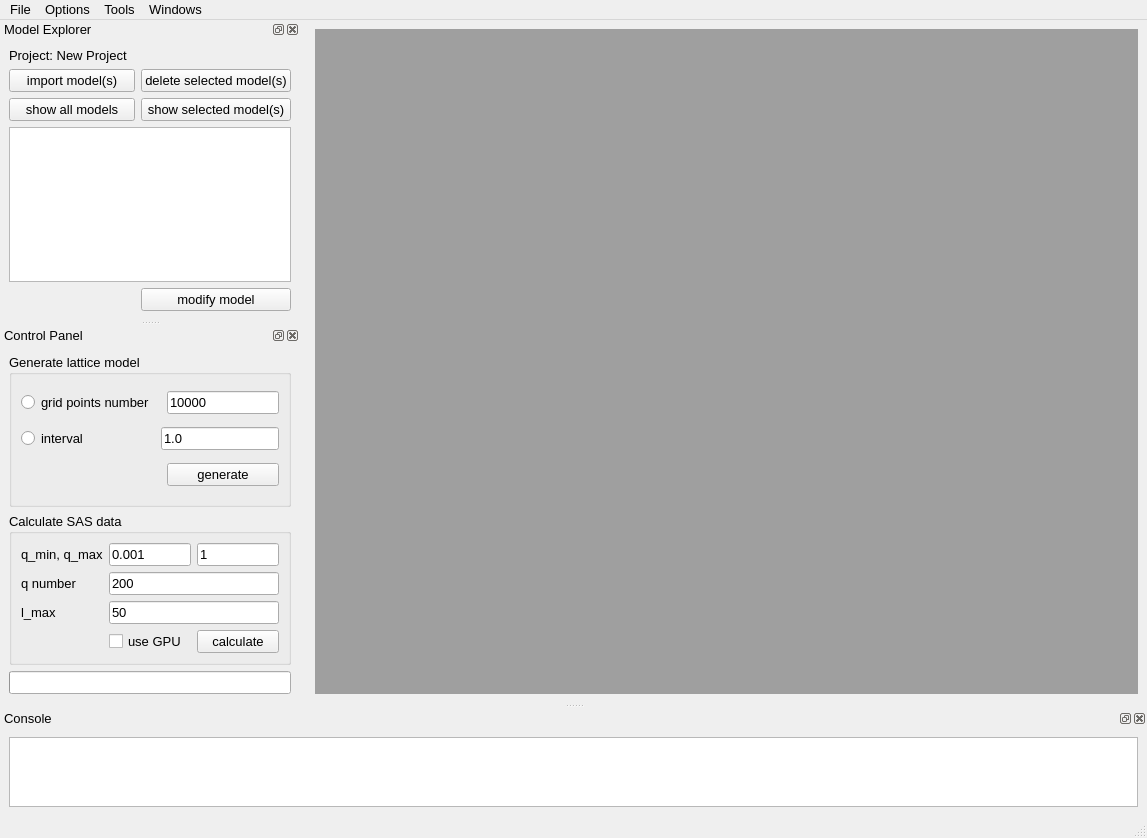
Above: qtgui/MainWindow.ui from molybd/Model2SAS before the change. Below: the same form after it.
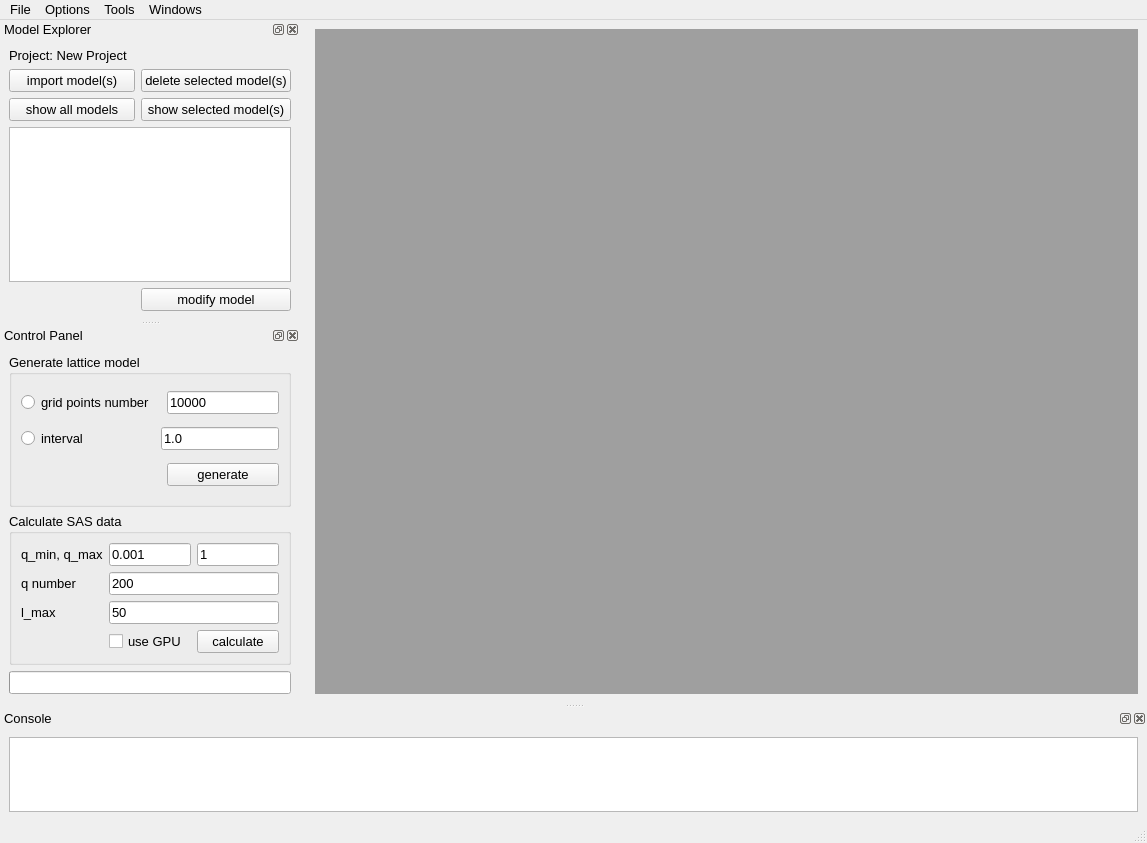
That is the form after the change.

The edit to the form file:
```diff
--- a/qtgui/MainWindow.ui
+++ b/qtgui/MainWindow.ui
@@ -7,7 +7,7 @@
     <x>0</x>
     <y>0</y>
     <width>1147</width>
-    <height>837</height>
+    <height>843</height>
    </rect>
   </property>
   <property name="font">
```
Left out of the diff: 21 changed lines with no effect on the pictures.
